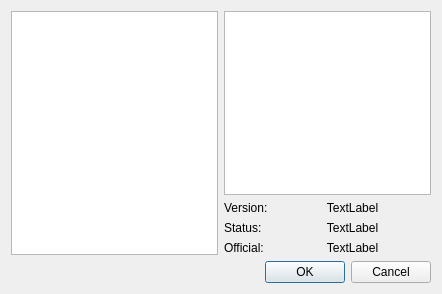
Old version of the form gui/newactiondialog.ui in the repository Jmgr/actiona.
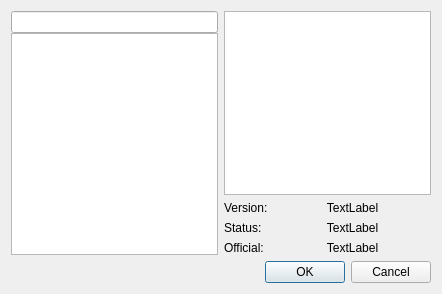
New version of the form. Custom widgets are drawn as their Qt base class.

Commit message: Gui - removed fade-in and fade-out effects for the main window - added filters for the action list and the script contents

The edit to the form file:
```diff
--- a/gui/newactiondialog.ui
+++ b/gui/newactiondialog.ui
@@ -17,7 +17,15 @@
    <item>
     <layout class="QHBoxLayout" name="horizontalLayout">
      <item>
-      <widget class="NewActionTreeWidget" name="newActionTreeWidget">
+      <layout class="QVBoxLayout" name="verticalLayout_3">
+       <property name="spacing">
+        <number>0</number>
+       </property>
+       <item>
+        <widget class="FilterLineEdit" name="filterLineEdit"/>
+       </item>
+       <item>
+        <widget class="QTreeView" name="newActionTreeView">
        <property name="editTriggers">
         <set>QAbstractItemView::NoEditTriggers</set>
        </property>
@@ -33,15 +41,9 @@
        <property name="headerHidden">
         <bool>true</bool>
        </property>
-       <property name="columnCount">
-        <number>1</number>
-       </property>
-       <column>
-        <property name="text">
-         <string notr="true">1</string>
-        </property>
-       </column>
-      </widget>
+        </widget>
+       </item>
+      </layout>
      </item>
      <item>
       <layout class="QVBoxLayout" name="verticalLayout_2">
@@ -135,9 +137,9 @@
  </widget>
  <customwidgets>
   <customwidget>
-   <class>NewActionTreeWidget</class>
-   <extends>QTreeWidget</extends>
-   <header>newactiontreewidget.h</header>
+   <class>FilterLineEdit</class>
+   <extends>QLineEdit</extends>
+   <header>filterlineedit.h</header>
   </customwidget>
  </customwidgets>
  <resources/>
```
Left out of the diff: 9 changed lines with no effect on the pictures. Lines whose indentation alone changed are shown as unchanged. The commit also changes 20 other files.
